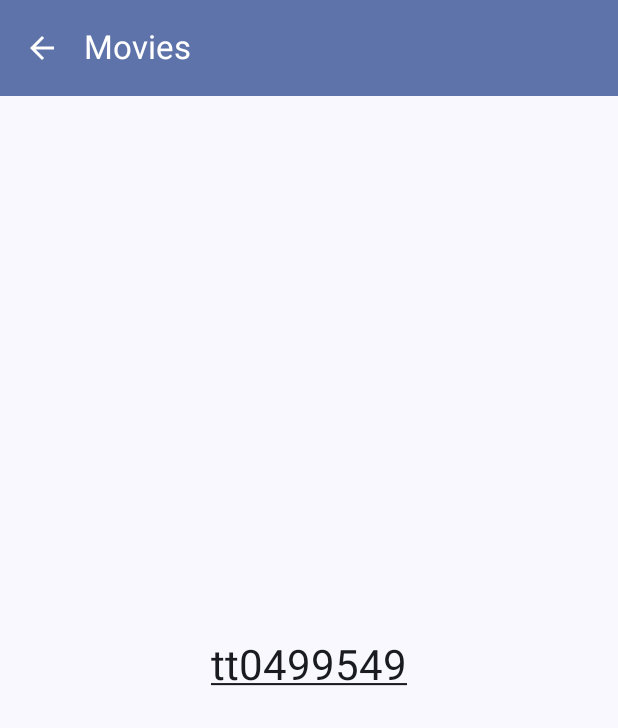
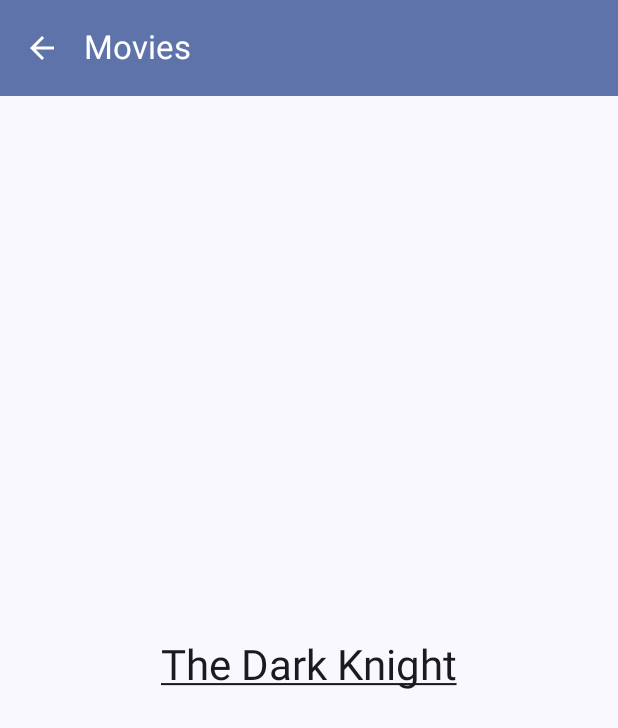
Before and after one commit to FarasatN/MovieAppCompose, an Android app built with Jetpack Compose: the screen it shows after launch (MainActivity), after a tap on "The Dark Knight", on a phone screen of 412 x 824 dp. Shown: the top 728 px of the screen. Run offline under Robolectric (Android 15) with nearby library versions, the phone set to English and light mode, and no system bars; pictures from the network do not load.

Commit message:
DetailsScreen.kt

```diff
--- a/app/src/main/java/com/farasatnovruzov/movieappcompose/model/Movie.kt
+++ b/app/src/main/java/com/farasatnovruzov/movieappcompose/model/Movie.kt
@@ -43,6 +43,26 @@
             items = emptyList(),
             totalResults = "",
             images = listOf("https://upload.wikimedia.org/wikipedia/en/8/83/Dark_knight_rises_poster.jpg")
+        ),
+        Movie(
+            id = "tt0071562",
+            title = "The Shawshank Redemption",
+            year = "1994",
+            genre = "Drama",
+            director = "Frank Darabont",
+            actors = "Tim Robbins, Morgan Freeman, Bob Gunton",
+            plot = "Two imprisoned men bond over a number of years, finding solace and eventual redemption through acts of common decency.",
+            poster = "https://m.media-amazon.com/images/M/MV5BMDFkYTc0MGEtZmNhMC00ZDIzLWFmNTEtODM1ZmRlYWMwMWFmXkEyXkFqcGdeQXVyMTMxODk2OTU@._V1_SX300.jpg",
+            imdbRating = "9.3",
+            imdbVotes = "2,123,456",
+            type = "movie",
+            response = "True",
+            errorMessage = "",
+            error = "",
+            message = "",
+            items = emptyList(),
+            totalResults = "",
+            images = listOf("https://m.media-amazon.com/images/M/MV5BMDFkYTc0MGEtZmNhMC00ZDIzLWFmNTEtODM1ZmRlYWMwMWFmXkEyXkFqcGdeQXVyMTMxODk2OTU@._V1_SX300.jpg")
         )
     )
 }
--- a/app/src/main/java/com/farasatnovruzov/movieappcompose/screens/details/DetailsScreen.kt
+++ b/app/src/main/java/com/farasatnovruzov/movieappcompose/screens/details/DetailsScreen.kt
@@ -32,11 +32,12 @@
 import androidx.compose.ui.text.style.TextOverflow
 import androidx.compose.ui.unit.dp
 import androidx.navigation.NavController
+import com.farasatnovruzov.movieappcompose.model.getMovies
 import com.farasatnovruzov.movieappcompose.screens.home.MainContent
 
 @OptIn(ExperimentalMaterial3Api::class)
 @Composable
-fun DetailsScreen(navController: NavController, movieData: String?) {
+fun DetailsScreen(navController: NavController, movieId: String?) {
 //    Surface(
 //         modifier = Modifier.fillMaxHeight().fillMaxWidth()
 //    ) {
@@ -49,6 +50,7 @@
 //            })
 //        }
 
+    val newMovieList = getMovies().filter { it.id == movieId }
 
     Scaffold(
         topBar = {
@@ -77,7 +79,7 @@
             horizontalAlignment = CenterHorizontally,
             verticalArrangement = Arrangement.Center
         ) {
-            Text(style = MaterialTheme.typography.headlineMedium,text = movieData.toString(), textDecoration = androidx.compose.ui.text.style.TextDecoration.Underline, modifier = Modifier.clickable(){
+            Text(style = MaterialTheme.typography.headlineMedium,text = newMovieList[0].title, textDecoration = androidx.compose.ui.text.style.TextDecoration.Underline, modifier = Modifier.clickable(){
                 navController.popBackStack()
             })
         }
```
Also changed, not shown: app/src/main/java/com/farasatnovruzov/movieappcompose/widgets/widgets.kt (+49 -13 lines).
